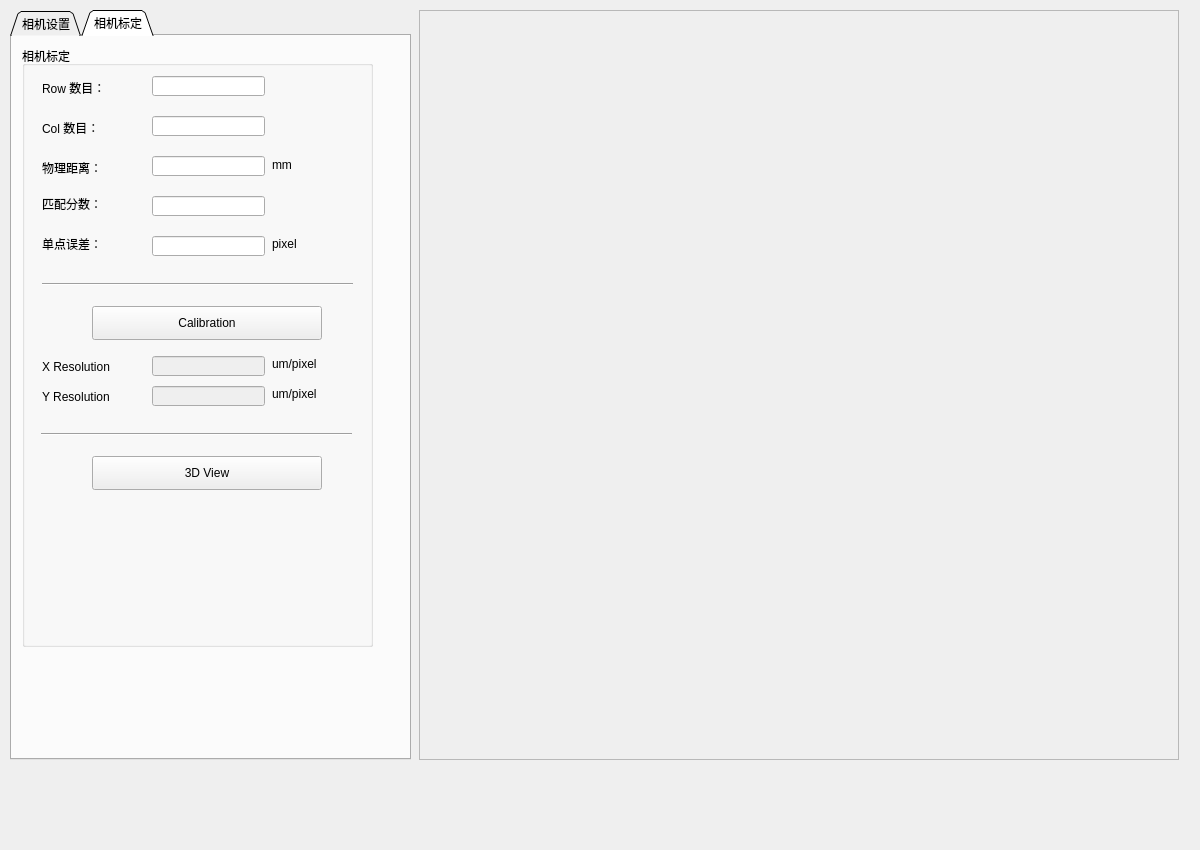
This is CarameModel/CameraSetting.ui in chuandongxu/AOI as Qt 5 draws it before an edit. The edited form follows.
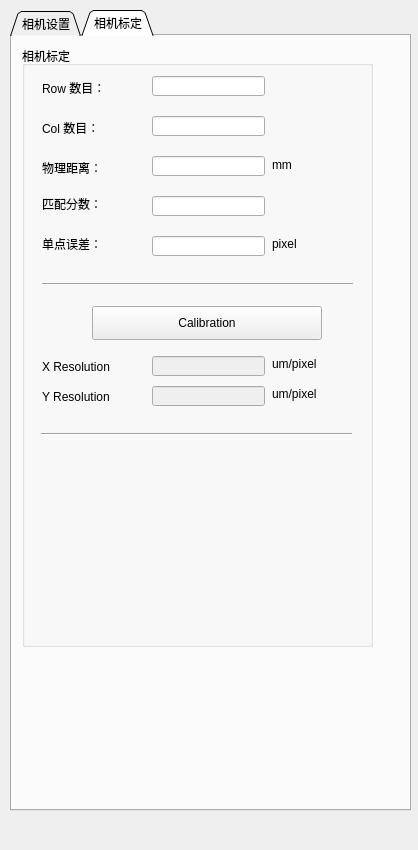
This is the edited form. The open tabs and pages were chosen to show the change.

```diff
--- a/CarameModel/CameraSetting.ui
+++ b/CarameModel/CameraSetting.ui
@@ -6,7 +6,7 @@
    <rect>
     <x>0</x>
     <y>0</y>
-    <width>1200</width>
+    <width>418</width>
     <height>850</height>
    </rect>
   </property>
@@ -19,7 +19,7 @@
      <x>10</x>
      <y>10</y>
      <width>401</width>
-     <height>750</height>
+     <height>801</height>
     </rect>
    </property>
    <property name="tabPosition">
@@ -672,19 +672,6 @@
        <string>匹配分数：</string>
       </property>
      </widget>
-     <widget class="QPushButton" name="pushButton_4">
-      <property name="geometry">
-       <rect>
-        <x>70</x>
-        <y>410</y>
-        <width>230</width>
-        <height>34</height>
-       </rect>
-      </property>
-      <property name="text">
-       <string>3D View</string>
-      </property>
-     </widget>
      <widget class="Line" name="line_3">
       <property name="geometry">
        <rect>
@@ -785,24 +772,6 @@
     </widget>
    </widget>
   </widget>
-  <widget class="QFrame" name="frame">
-   <property name="geometry">
-    <rect>
-     <x>419</x>
-     <y>10</y>
-     <width>760</width>
-     <height>750</height>
-    </rect>
-   </property>
-   <property name="frameShape">
-    <enum>QFrame::StyledPanel</enum>
-   </property>
-   <property name="frameShadow">
-    <enum>QFrame::Raised</enum>
-   </property>
-  </widget>
-  <zorder>frame</zorder>
-  <zorder>tabWidget</zorder>
  </widget>
  <layoutdefault spacing="6" margin="11"/>
  <resources/>
```
Left out of the diff: 1 changed line with no effect on the pictures.
